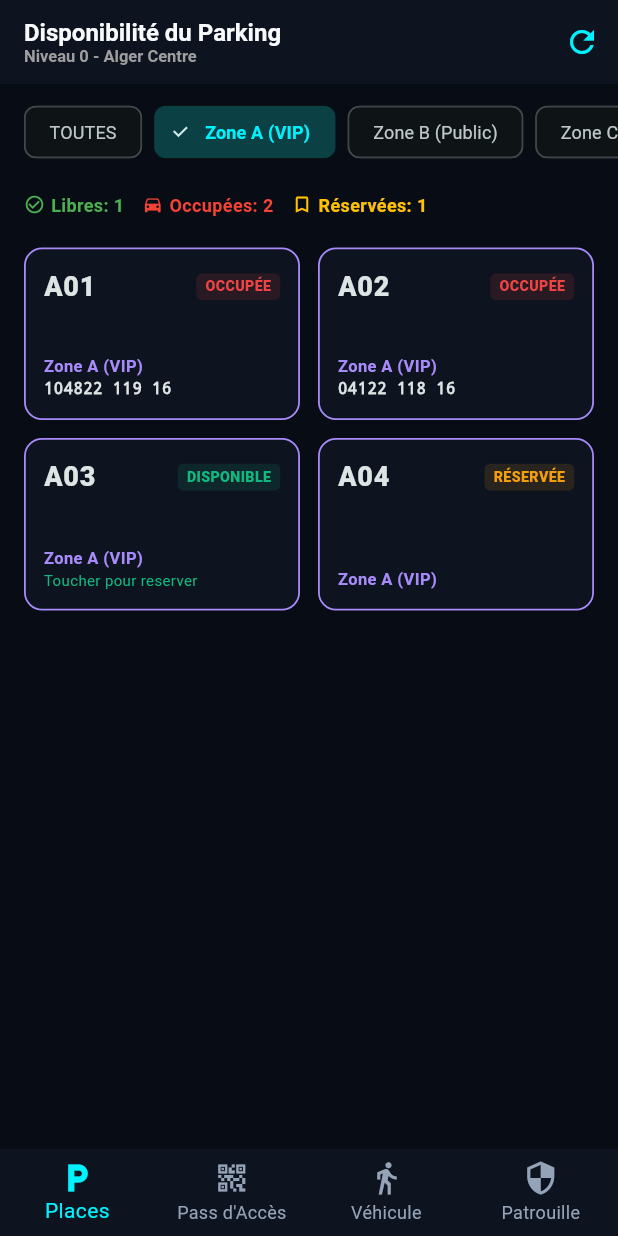
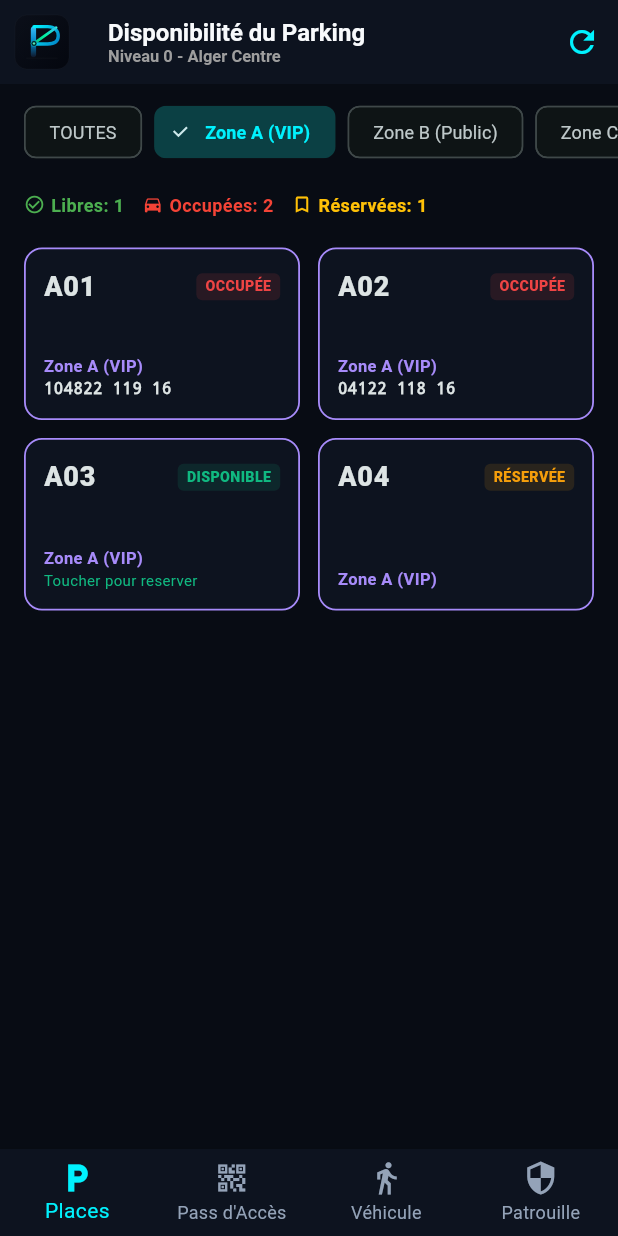
Before and after one commit to JARMID/smartpark-vision-ai, a Flutter app: the screen it shows after launch, after a tap on "Zone A (VIP)", on a phone screen of 412 x 824 dp. Run offline on Flutter 3.47's test engine with Material 3 defaults, Android fonts, the phone set to English and light mode, and no system bars; network calls fail.

Commit message:
feat(branding): establish Edition 1 Dynamic Lift logo across mobile Flutter app, desktop thermal printer, and operator window

```diff
--- a/mobile/lib/screens/access_pass_screen.dart
+++ b/mobile/lib/screens/access_pass_screen.dart
@@ -1,6 +1,7 @@
 import 'package:flutter/material.dart';
 import '../state/parking_controller.dart';
 import '../widgets/dynamic_qr_widget.dart';
+import '../widgets/smart_park_logo.dart';
 
 class AccessPassScreen extends StatelessWidget {
   final ParkingController controller;
@@ -63,7 +64,11 @@ class AccessPassScreen extends StatelessWidget {
                         Row(
                           mainAxisAlignment: MainAxisAlignment.spaceBetween,
                           children: [
-                            const Text(
+                            const Row(
+                              children: [
+                                SmartParkLogo(size: 20),
+                                SizedBox(width: 8),
+                                Text(
                                   'SMART PARK PASS',
                                   style: TextStyle(
                                     color: Colors.white70,
@@ -71,6 +76,8 @@ class AccessPassScreen extends StatelessWidget {
                                     fontWeight: FontWeight.bold,
                                     letterSpacing: 1.5,
                                   ),
+                                ),
+                              ],
                             ),
                             if (pass.isVip)
                               Container(
--- a/mobile/lib/screens/deck_map_screen.dart
+++ b/mobile/lib/screens/deck_map_screen.dart
@@ -2,6 +2,7 @@ import 'package:flutter/material.dart';
 import '../models/parking_slot.dart';
 import '../state/parking_controller.dart';
 import '../widgets/stall_grid_widget.dart';
+import '../widgets/smart_park_logo.dart';
 
 class DeckMapScreen extends StatefulWidget {
   final ParkingController controller;
@@ -26,6 +27,10 @@ class _DeckMapScreenState extends State<DeckMapScreen> {
 
     return Scaffold(
       appBar: AppBar(
+        leading: const Padding(
+          padding: EdgeInsets.all(10.0),
+          child: SmartParkLogo(size: 28),
+        ),
         title: const Column(
           crossAxisAlignment: CrossAxisAlignment.start,
           children: [
--- /dev/null
+++ b/mobile/lib/widgets/smart_park_logo.dart
@@ -0,0 +1,176 @@
+import 'package:flutter/material.dart';
+
+/// Renders the official Smart Park Dynamic Lift vector logo.
+/// Features the architectural 'P' monogram, electric cyan loop, and rising mint barrier arm.
+class SmartParkLogo extends StatelessWidget {
+  final double size;
+  final bool showText;
+  final Color textColor;
+
+  const SmartParkLogo({
+    super.key,
+    this.size = 36.0,
+    this.showText = false,
+    this.textColor = const Color(0xFFF8FAFC),
+  });
+
+  @override
+  Widget build(BuildContext context) {
+    final iconWidget = SizedBox(
+      width: size,
+      height: size,
+      child: CustomPaint(
+        painter: _SmartParkLogoPainter(),
+      ),
+    );
+
+    if (!showText) {
+      return iconWidget;
+    }
+
+    return Row(
+      mainAxisSize: MainAxisSize.min,
+      crossAxisAlignment: CrossAxisAlignment.center,
+      children: [
+        iconWidget,
+        const SizedBox(width: 8),
+        Text(
+          'SMART PARK',
+          style: TextStyle(
+            color: textColor,
+            fontSize: size * 0.45,
+            fontWeight: FontWeight.w800,
+            letterSpacing: 1.2,
+          ),
+        ),
+      ],
+    );
+  }
+}
+
+class _SmartParkLogoPainter extends CustomPainter {
+  @override
+  void paint(Canvas canvas, Size size) {
+    final scale = size.width / 512.0;
+    canvas.save();
+    canvas.scale(scale);
+
+    // 1. Background Rounded Tile
+    final bgRect = RRect.fromRectAndRadius(
+      const Rect.fromLTWH(0, 0, 512, 512),
+      const Radius.circular(112),
+    );
+    final bgPaint = Paint()
+      ..shader = const LinearGradient(
+        begin: Alignment.topLeft,
+        end: Alignment.bottomRight,
+        colors: [Color(0xFF0B0F19), Color(0xFF04070F)],
+      ).createShader(const Rect.fromLTWH(0, 0, 512, 512));
+    canvas.drawRRect(bgRect, bgPaint);
+
+    // Subtle border stroke
+    final borderPaint = Paint()
+      ..style = PaintingStyle.stroke
+      ..strokeWidth = 2.0
+      ..color = const Color(0x1AFFFFFF);
+    canvas.drawRRect(bgRect, borderPaint);
+
+    // 2. Optical Reticle Dashed Ring
+    final reticlePaint = Paint()
+      ..style = PaintingStyle.stroke
+      ..strokeWidth = 1.5
+      ..color = const Color(0x0A00F2FE);
+    canvas.drawCircle(const Offset(180, 270), 160, reticlePaint);
+
+    // 3. Ground Track Marking
+    final groundPaint = Paint()
+      ..style = PaintingStyle.stroke
+      ..strokeWidth = 3.0
+      ..strokeCap = StrokeCap.round
+      ..color = const Color(0x14FFFFFF);
+    canvas.drawLine(const Offset(110, 410), const Offset(400, 410), groundPaint);
+
+    // 4. Vertical Pedestal Stem of 'P'
+    final stemRRect = RRect.fromRectAndRadius(
+      const Rect.fromLTWH(150, 110, 50, 290),
+      const Radius.circular(25),
+    );
+    final stemPaint = Paint()
+      ..shader = const LinearGradient(
+        begin: Alignment.topCenter,
+        end: Alignment.bottomCenter,
+        colors: [Color(0xFF38BDF8), Color(0xFF0284C7), Color(0xFF0F172A)],
+      ).createShader(const Rect.fromLTWH(150, 110, 50, 290));
+    canvas.drawRRect(stemRRect, stemPaint);
+
+    // 5. Architectural Upper P Loop (Outer Framing)
+    final loopPath = Path()
+      ..moveTo(180, 110)
+      ..lineTo(310, 110)
+      ..cubicTo(375, 110, 410, 145, 410, 200)
+      ..cubicTo(410, 255, 375, 275, 310, 275)
+      ..lineTo(180, 275);
+
+    final loopPaint = Paint()
+      ..style = PaintingStyle.stroke
+      ..strokeWidth = 32.0
+      ..strokeCap = StrokeCap.round
+      ..strokeJoin = StrokeJoin.round
+      ..shader = const LinearGradient(
+        begin: Alignment.topLeft,
+        end: Alignment.bottomRight,
+        colors: [Color(0xFF00F2FE), Color(0xFF0284C7)],
+      ).createShader(const Rect.fromLTWH(180, 110, 230, 165));
+    canvas.drawPath(loopPath, loopPaint);
+
+    // 6. Kinetic Rising Barrier Arm (Pivoting 42 deg Upward)
+    final armPaint = Paint()
+      ..style = PaintingStyle.stroke
+      ..strokeWidth = 26.0
+      ..strokeCap = StrokeCap.round
+      ..shader = const LinearGradient(
+        begin: Alignment.bottomLeft,
+        end: Alignment.topRight,
+        colors: [Color(0xFF10B981), Color(0xFF00F5A0), Color(0xFF38BDF8)],
+      ).createShader(const Rect.fromLTWH(180, 120, 210, 150));
+    canvas.drawLine(const Offset(180, 270), const Offset(390, 120), armPaint);
+
+    // 7. Mechanical Pivot Hub / Smart Optical Sensor
+    final hubOuterPaint = Paint()
+      ..color = const Color(0xFF0B1120)
+      ..style = PaintingStyle.fill;
+    canvas.drawCircle(const Offset(180, 270), 28, hubOuterPaint);
+
+    final hubRingPaint = Paint()
+      ..color = const Color(0xFF00F2FE)
+      ..style = PaintingStyle.stroke
+      ..strokeWidth = 5.0;
+    canvas.drawCircle(const Offset(180, 270), 28, hubRingPaint);
+
+    final hubInnerPaint = Paint()
+      ..color = const Color(0xFF10B981)
+      ..style = PaintingStyle.fill;
+    canvas.drawCircle(const Offset(180, 270), 14, hubInnerPaint);
+
+    final hubCenterPaint = Paint()
+      ..color = const Color(0xFFFFFFFF)
+      ..style = PaintingStyle.fill;
+    canvas.drawCircle(const Offset(180, 270), 5, hubCenterPaint);
+
+    // 8. Active Gate Tip Beacon
+    final beaconPaint = Paint()
+      ..color = const Color(0xFF00F5A0)
+      ..style = PaintingStyle.fill;
+    canvas.drawCircle(const Offset(390, 120), 9, beaconPaint);
+
+    final beaconCorePaint = Paint()
+      ..color = const Color(0xFFFFFFFF)
+      ..style = PaintingStyle.fill;
+    canvas.drawCircle(const Offset(390, 120), 4, beaconCorePaint);
+
+    canvas.restore();
+  }
+
+  @override
+  bool shouldRepaint(covariant CustomPainter oldDelegate) => false;
+}
```
Also changed, not shown: 2 other files. Lines whose indentation alone changed are shown as unchanged.
